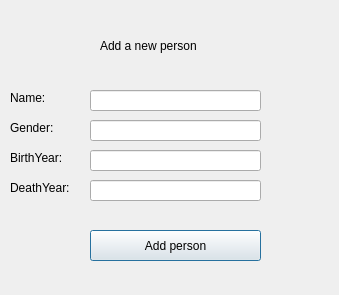
First picture: the form in addpersonsdialog.ui, repository maggawaage/skil3, before the edit.
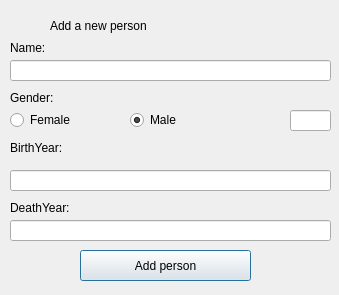
Second picture: the form after the edit.

Commit message: trying to fix gender

Diff of the .ui file:
```diff
--- a/addpersonsdialog.ui
+++ b/addpersonsdialog.ui
@@ -16,9 +16,9 @@
   <widget class="QLineEdit" name="inputPName">
    <property name="geometry">
     <rect>
-     <x>90</x>
-     <y>90</y>
-     <width>171</width>
+     <x>10</x>
+     <y>60</y>
+     <width>321</width>
      <height>21</height>
     </rect>
    </property>
@@ -26,9 +26,9 @@
   <widget class="QLineEdit" name="inputPGender">
    <property name="geometry">
     <rect>
-     <x>90</x>
-     <y>120</y>
-     <width>171</width>
+     <x>290</x>
+     <y>110</y>
+     <width>41</width>
      <height>21</height>
     </rect>
    </property>
@@ -36,9 +36,9 @@
   <widget class="QLineEdit" name="inputPBirthYear">
    <property name="geometry">
     <rect>
-     <x>90</x>
-     <y>150</y>
-     <width>171</width>
+     <x>10</x>
+     <y>170</y>
+     <width>321</width>
      <height>21</height>
     </rect>
    </property>
@@ -46,9 +46,9 @@
   <widget class="QLineEdit" name="inputPDeathYear">
    <property name="geometry">
     <rect>
-     <x>90</x>
-     <y>180</y>
-     <width>171</width>
+     <x>10</x>
+     <y>220</y>
+     <width>321</width>
      <height>21</height>
     </rect>
    </property>
@@ -57,7 +57,7 @@
    <property name="geometry">
     <rect>
      <x>10</x>
-     <y>90</y>
+     <y>40</y>
      <width>59</width>
      <height>16</height>
     </rect>
@@ -70,7 +70,7 @@
    <property name="geometry">
     <rect>
      <x>10</x>
-     <y>120</y>
+     <y>90</y>
      <width>59</width>
      <height>16</height>
     </rect>
@@ -83,7 +83,7 @@
    <property name="geometry">
     <rect>
      <x>10</x>
-     <y>150</y>
+     <y>140</y>
      <width>59</width>
      <height>16</height>
     </rect>
@@ -96,7 +96,7 @@
    <property name="geometry">
     <rect>
      <x>10</x>
-     <y>180</y>
+     <y>200</y>
      <width>71</width>
      <height>16</height>
     </rect>
@@ -108,8 +108,8 @@
   <widget class="QLabel" name="label">
    <property name="geometry">
     <rect>
-     <x>100</x>
-     <y>30</y>
+     <x>50</x>
+     <y>10</y>
      <width>161</width>
      <height>31</height>
     </rect>
@@ -125,8 +125,8 @@
   <widget class="QPushButton" name="pushButtonAddPerson">
    <property name="geometry">
     <rect>
-     <x>90</x>
-     <y>230</y>
+     <x>80</x>
+     <y>250</y>
      <width>171</width>
      <height>31</height>
     </rect>
@@ -135,6 +135,87 @@
     <string>Add person</string>
    </property>
   </widget>
+  <widget class="QLabel" name="labelErrorPersonName">
+   <property name="geometry">
+    <rect>
+     <x>50</x>
+     <y>40</y>
+     <width>281</width>
+     <height>19</height>
+    </rect>
+   </property>
+   <property name="text">
+    <string/>
+   </property>
+  </widget>
+  <widget class="QLabel" name="labelErrorPersonGender">
+   <property name="geometry">
+    <rect>
+     <x>60</x>
+     <y>90</y>
+     <width>271</width>
+     <height>20</height>
+    </rect>
+   </property>
+   <property name="text">
+    <string/>
+   </property>
+  </widget>
+  <widget class="QLabel" name="labelErrorPersonBY">
+   <property name="geometry">
+    <rect>
+     <x>79</x>
+     <y>140</y>
+     <width>251</width>
+     <height>20</height>
+    </rect>
+   </property>
+   <property name="text">
+    <string/>
+   </property>
+  </widget>
+  <widget class="QLabel" name="labelErrorPersonDY">
+   <property name="geometry">
+    <rect>
+     <x>80</x>
+     <y>190</y>
+     <width>251</width>
+     <height>16</height>
+    </rect>
+   </property>
+   <property name="text">
+    <string/>
+   </property>
+  </widget>
+  <widget class="QRadioButton" name="radioButton1">
+   <property name="geometry">
+    <rect>
+     <x>10</x>
+     <y>110</y>
+     <width>100</width>
+     <height>20</height>
+    </rect>
+   </property>
+   <property name="text">
+    <string>Female</string>
+   </property>
+  </widget>
+  <widget class="QRadioButton" name="radioButton2">
+   <property name="geometry">
+    <rect>
+     <x>130</x>
+     <y>110</y>
+     <width>100</width>
+     <height>20</height>
+    </rect>
+   </property>
+   <property name="text">
+    <string>Male</string>
+   </property>
+   <property name="checked">
+    <bool>true</bool>
+   </property>
+  </widget>
  </widget>
  <resources/>
  <connections/>
```
The commit also changes 3 other files.
